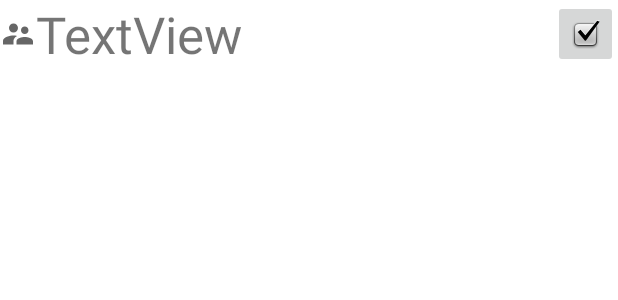
After one commit to VirtusRnD/WAPS_MOBILE, an Android app: the layout single_friend.xml on its own in the app's theme, with its tools: preview values and no code run, on a phone screen of 412 x 824 dp. The commit adds this screen. Shown: the top 300 px of the screen. Run offline under Robolectric (Android 15) with nearby library versions, the phone set to English and light mode, and no system bars.

Commit message:
Friends Page is Upgraded

```diff
--- a/app/src/main/res/layout/activity_friends_page.xml
+++ b/app/src/main/res/layout/activity_friends_page.xml
@@ -39,7 +39,7 @@
                 app:layout_constraintEnd_toEndOf="parent"/>
 
             <androidx.recyclerview.widget.RecyclerView
-                android:id="@+id/fav_county_list"
+                android:id="@+id/friend_list"
                 android:layout_width="0dp"
                 android:layout_height="wrap_content"
                 android:background="@drawable/box_green"
--- a/app/src/main/res/layout/activity_search_page.xml
+++ b/app/src/main/res/layout/activity_search_page.xml
@@ -63,7 +63,7 @@
                     app:layout_constraintEnd_toEndOf="@id/constraint_layout1"/>
 
                 <androidx.recyclerview.widget.RecyclerView
-                    android:id="@+id/fav_county_list"
+                    android:id="@+id/friend_list"
                     android:layout_width="0dp"
                     android:layout_height="200dp"
                     android:background="@drawable/box_green"
--- /dev/null
+++ b/app/src/main/res/layout/single_friend.xml
@@ -0,0 +1,35 @@
+<?xml version="1.0" encoding="utf-8"?>
+<androidx.constraintlayout.widget.ConstraintLayout xmlns:android="http://schemas.android.com/apk/res/android"
+    xmlns:app="http://schemas.android.com/apk/res-auto"
+    xmlns:tools="http://schemas.android.com/tools"
+    android:layout_width="match_parent"
+    android:layout_height="wrap_content">
+
+    <ImageView
+        android:id="@+id/avatar"
+        android:layout_width="wrap_content"
+        android:layout_height="0dp"
+        app:layout_constraintBottom_toBottomOf="@+id/single_friend_name"
+        app:layout_constraintStart_toStartOf="parent"
+        app:layout_constraintTop_toTopOf="@+id/single_friend_name"
+        app:srcCompat="@drawable/ic_android_friends" />
+
+    <TextView
+        android:id="@+id/single_friend_name"
+        android:layout_width="0dp"
+        android:layout_height="wrap_content"
+        android:text="TextView"
+        android:textSize="34sp"
+        app:layout_constraintEnd_toStartOf="@+id/added_or_not"
+        app:layout_constraintStart_toEndOf="@+id/avatar"
+        app:layout_constraintTop_toTopOf="parent" />
+
+    <ImageButton
+        android:id="@+id/added_or_not"
+        android:layout_width="wrap_content"
+        android:layout_height="0dp"
+        app:layout_constraintBottom_toBottomOf="@+id/single_friend_name"
+        app:layout_constraintEnd_toEndOf="parent"
+        app:layout_constraintTop_toTopOf="@+id/single_friend_name"
+        app:srcCompat="@android:drawable/checkbox_on_background" />
+</androidx.constraintlayout.widget.ConstraintLayout>
```
Also changed, not shown: app/src/main/java/WildfireAnalysisAndPredictionSystem/test2/Friend.java (added, +40 -0 lines), app/src/main/java/WildfireAnalysisAndPredictionSystem/test2/FriendRecyclerViewAdapter.java (added, +58 -0 lines), app/src/main/java/WildfireAnalysisAndPredictionSystem/test2/FriendsPageActivity.java (+24 -1 lines).
